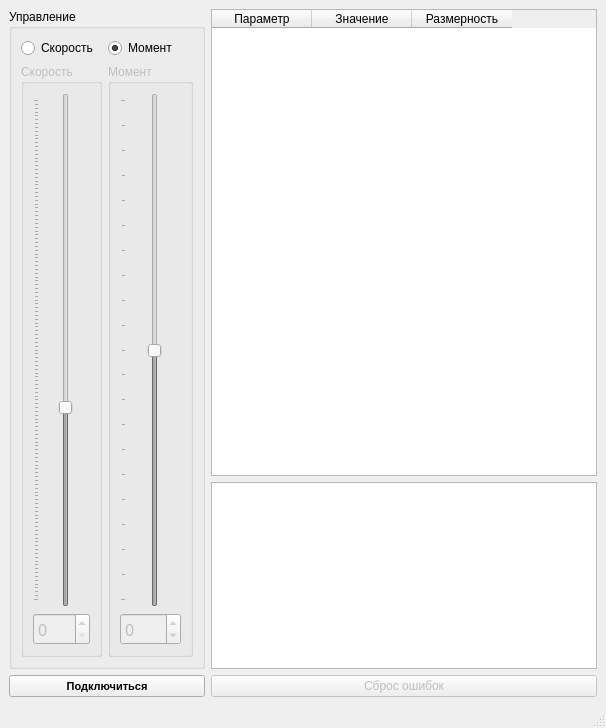
Above: VMU_monitor.ui from hochu-leto/EVIS before the change. Below: the same form after it.
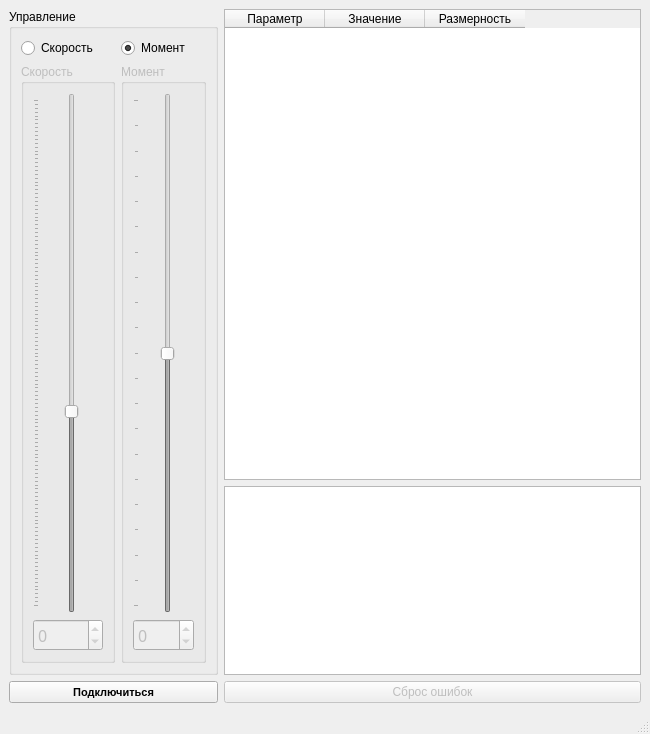
That is the form after the change.

Patch:
```diff
--- a/VMU_monitor.ui
+++ b/VMU_monitor.ui
@@ -6,8 +6,8 @@
    <rect>
     <x>0</x>
     <y>0</y>
-    <width>606</width>
-    <height>728</height>
+    <width>650</width>
+    <height>734</height>
    </rect>
   </property>
   <property name="sizePolicy">
@@ -145,6 +145,9 @@
           </item>
           <item>
            <widget class="QSpinBox" name="power_spinbox">
+            <property name="enabled">
+             <bool>false</bool>
+            </property>
             <property name="font">
              <font>
               <family>Impact</family>
@@ -189,10 +192,10 @@
              <number>8000</number>
             </property>
             <property name="singleStep">
-             <number>10</number>
+             <number>100</number>
             </property>
             <property name="pageStep">
-             <number>100</number>
+             <number>500</number>
             </property>
             <property name="orientation">
              <enum>Qt::Vertical</enum>
@@ -203,13 +206,25 @@
            </widget>
           </item>
           <item>
-           <widget class="QSpinBox" name="spinBox">
+           <widget class="QSpinBox" name="speed_spinbox">
+            <property name="enabled">
+             <bool>false</bool>
+            </property>
             <property name="font">
              <font>
               <family>Impact</family>
               <pointsize>12</pointsize>
              </font>
             </property>
+            <property name="minimum">
+             <number>-5000</number>
+            </property>
+            <property name="maximum">
+             <number>8000</number>
+            </property>
+            <property name="singleStep">
+             <number>100</number>
+            </property>
            </widget>
           </item>
          </layout>
```
